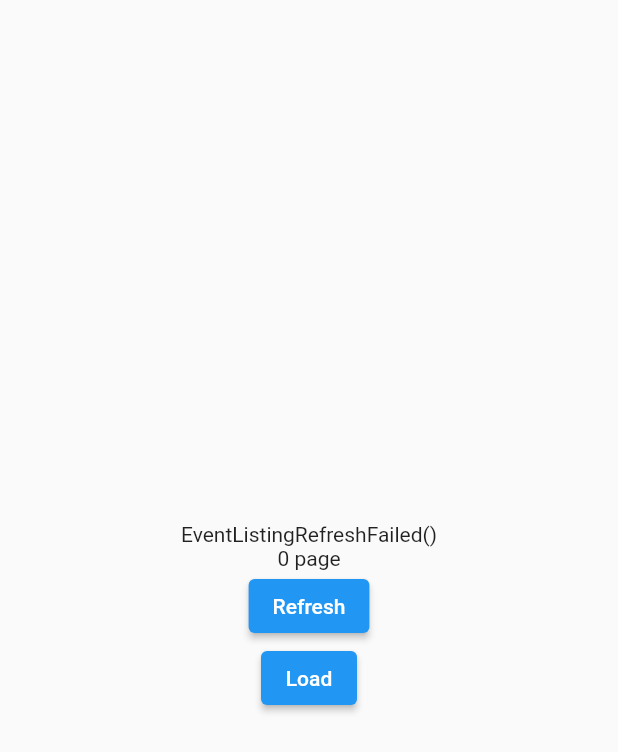
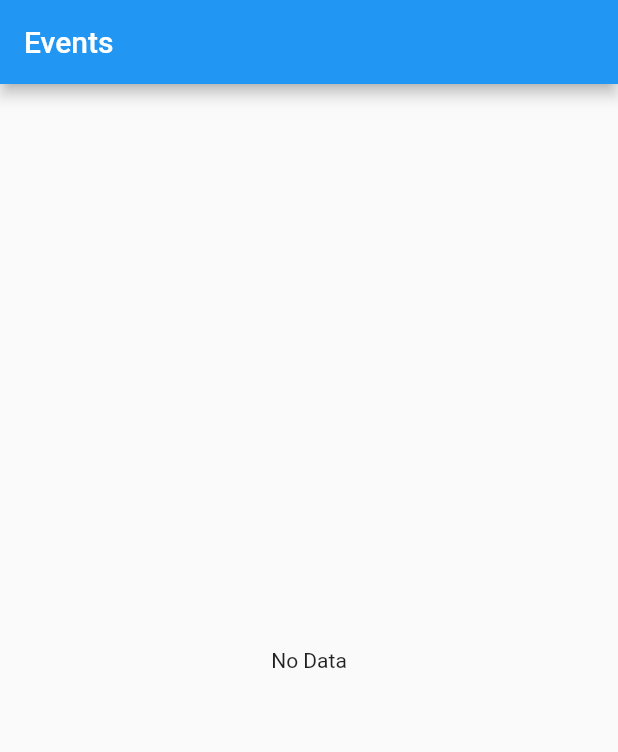
Before and after one commit to lulumeimei/event-app, a Flutter app: the screen it shows after launch, on a phone screen of 412 x 824 dp. Shown: the top 752 px of the screen. Run offline on Flutter 3.47's test engine with Material 2 defaults, Android fonts, the phone set to English and light mode, and no system bars; drawn by our look-alikes of pull_to_refresh; our stand-ins replace bloc, dio, equatable, flutter_bloc; network calls fail.

Commit message:
chore: Event listing page in progress

```diff
--- a/lib/views/event_listing_repo/views/event_listing_page.dart
+++ b/lib/views/event_listing_repo/views/event_listing_page.dart
@@ -1,5 +1,8 @@
+import 'package:flutter/cupertino.dart';
 import 'package:flutter/material.dart';
 import 'package:flutter_bloc/flutter_bloc.dart';
+import 'package:pull_to_refresh/pull_to_refresh.dart';
+import 'package:ticketapp/models/index.dart';
 import 'package:ticketapp/views/event_listing_repo/bloc/event_listing_bloc.dart';
 
 class EventListingPage extends StatefulWidget {
@@ -10,6 +13,10 @@ class EventListingPage extends StatefulWidget {
 }
 
 class _EventListingPageState extends State<EventListingPage> {
+  final RefreshController refreshController = RefreshController(
+    initialRefresh: true,
+  );
+
   @override
   void initState() {
     super.initState();
@@ -19,6 +26,7 @@ class _EventListingPageState extends State<EventListingPage> {
   @override
   void dispose() {
     super.dispose();
+    refreshController.dispose();
   }
 
   _refreshData() {
@@ -42,32 +50,72 @@ class _EventListingPageState extends State<EventListingPage> {
     return BlocBuilder<EventListingBloc, EventListingModel>(
       builder: (context, state) {
         return Scaffold(
-          body: SizedBox(
-            width: mediaQ.width,
-            height: mediaQ.height,
-            child: Column(
-              mainAxisAlignment: MainAxisAlignment.center,
-              crossAxisAlignment: CrossAxisAlignment.center,
-              children: [
-                Text(
-                  state.eventListingState.toString(),
-                ),
-                Text(
-                  state.curPage.toString() + ' page',
-                ),
-                ElevatedButton(
-                  onPressed: _refreshData,
-                  child: const Text(
-                    'Refresh',
-                  ),
-                ),
-                ElevatedButton(
-                  onPressed: _loadData,
-                  child: const Text(
-                    'Load',
-                  ),
-                ),
-              ],
+          appBar: AppBar(
+            title: const Text('Events'),
+          ),
+          body: BlocListener<EventListingBloc, EventListingModel>(
+            listener: (context, state) {
+              if (state.eventListingState is EventListingRefreshSuccess) {
+                refreshController.refreshCompleted();
+              }
+              if (state.eventListingState is EventListingRefreshFailed) {
+                refreshController.refreshFailed();
+              }
+              if (state.eventListingState is EventListingLoadFailed) {
+                refreshController.loadFailed();
+              }
+              if (state.eventListingState is EventListingLoadNoData) {
+                refreshController.loadNoData();
+              }
+              if(state.eventListingState is EventListingLoadSuccess){
+                refreshController.loadComplete();
+              }
+            },
+            child: SmartRefresher(
+              enablePullDown: true,
+              enablePullUp: true,
+              header: const WaterDropHeader(),
+              footer: CustomFooter(
+                builder: (BuildContext context, LoadStatus? mode) {
+                  Widget body;
+                  if (mode == LoadStatus.idle) {
+                    body = const Text("pull up load");
+                  } else if (mode == LoadStatus.loading) {
+                    body = const CupertinoActivityIndicator();
+                  } else if (mode == LoadStatus.failed) {
+                    body = const Text("Load Failed!Click retry!");
+                  } else if (mode == LoadStatus.canLoading) {
+                    body = const Text("release to load more");
+                  } else {
+                    body = const Text("No more Data");
+                  }
+                  return SizedBox(
+                    height: 55.0,
+                    child: Center(child: body),
+                  );
+                },
+              ),
+              controller: refreshController,
+              onRefresh: _refreshData,
+              onLoading: _loadData,
+              child: state.ticketList.isNotEmpty
+                  ? ListView.builder(
+                      itemCount: state.ticketList.length,
+                      itemBuilder: (BuildContext context, int index) {
+                        TicketMaster ticketMaster = state.ticketList[index];
+                        return ListTile(
+                          title: Text(
+                            ticketMaster.name,
+                          ),
+                          subtitle: Text(
+                            ticketMaster.id,
+                          ),
+                        );
+                      },
+                    )
+                  : const Center(
+                      child: Text('No Data'),
+                    ),
             ),
           ),
         );
--- a/pubspec.yaml
+++ b/pubspec.yaml
@@ -13,6 +13,7 @@ dependencies:
   cupertino_icons: ^1.0.2
   flutter_bloc: ^8.0.1
   dio: ^4.0.4
+  pull_to_refresh: ^2.0.0
 
 dev_dependencies:
   flutter_test:
```
Also changed, not shown: lib/models/ticket_master_model.dart (+47 -0 lines), pubspec.lock.
